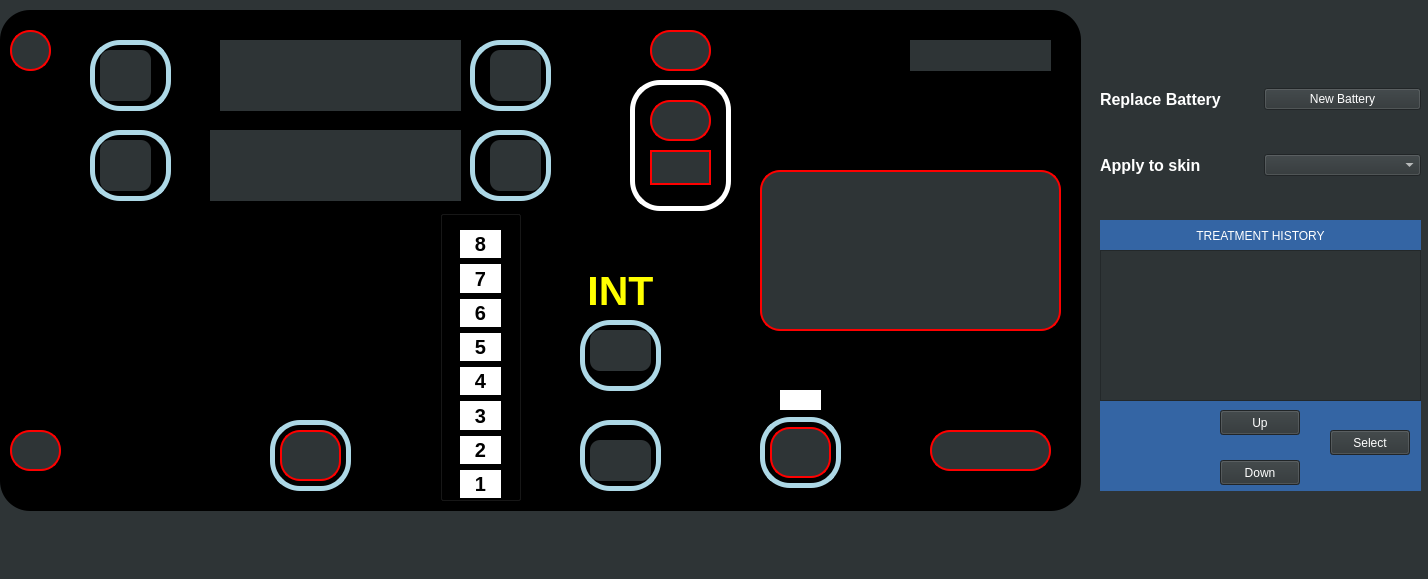
Old version of the form Oasis/mainwindow.ui in the repository AmnElDawla/OasisPro.
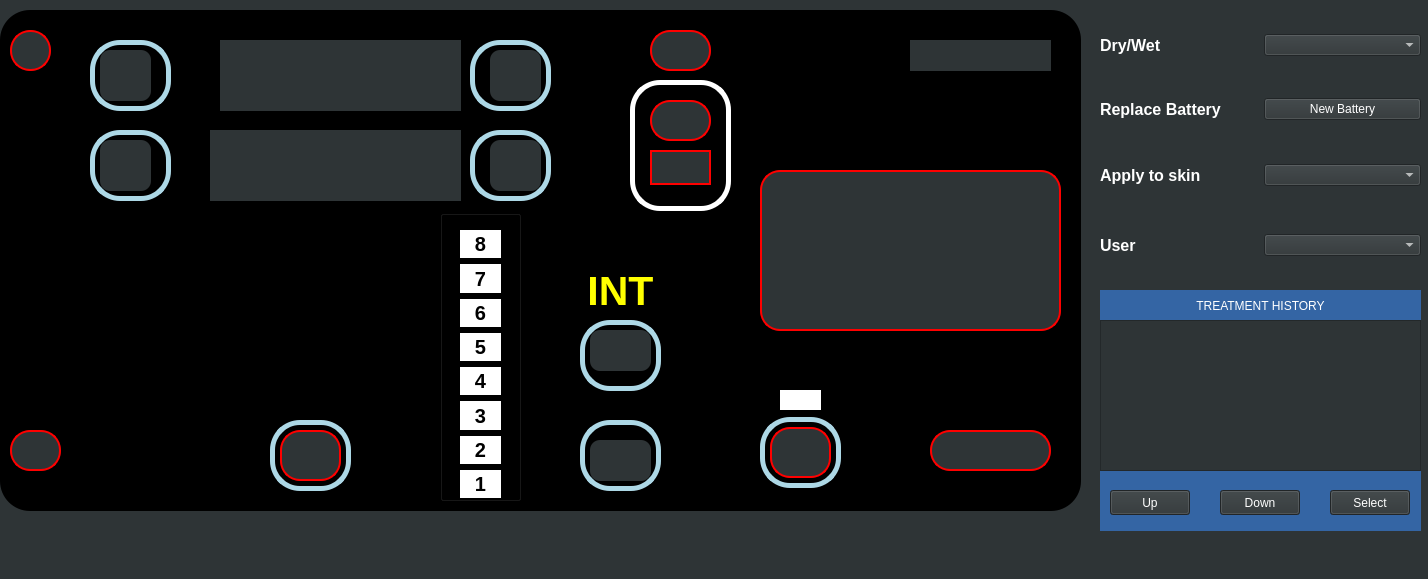
New version of the form. Icons and pictures are not drawn.

Patch:
```diff
--- a/Oasis/mainwindow.ui
+++ b/Oasis/mainwindow.ui
@@ -894,7 +894,7 @@
     <property name="geometry">
      <rect>
       <x>1100</x>
-      <y>140</y>
+      <y>150</y>
       <width>321</width>
       <height>51</height>
      </rect>
@@ -931,7 +931,7 @@
     <property name="geometry">
      <rect>
       <x>1100</x>
-      <y>74</y>
+      <y>84</y>
       <width>321</width>
       <height>51</height>
      </rect>
@@ -978,9 +978,9 @@
     <property name="geometry">
      <rect>
       <x>1100</x>
-      <y>400</y>
+      <y>470</y>
       <width>321</width>
-      <height>91</height>
+      <height>61</height>
      </rect>
     </property>
     <property name="styleSheet">
@@ -998,7 +998,7 @@
     <property name="geometry">
      <rect>
       <x>1100</x>
-      <y>220</y>
+      <y>290</y>
       <width>321</width>
       <height>31</height>
      </rect>
@@ -1018,7 +1018,7 @@
     <property name="geometry">
      <rect>
       <x>1100</x>
-      <y>250</y>
+      <y>320</y>
       <width>321</width>
       <height>151</height>
      </rect>
@@ -1027,8 +1027,8 @@
    <widget class="QPushButton" name="treatmentUpBtn">
     <property name="geometry">
      <rect>
-      <x>1220</x>
-      <y>410</y>
+      <x>1110</x>
+      <y>490</y>
       <width>80</width>
       <height>25</height>
      </rect>
@@ -1049,7 +1049,7 @@
     <property name="geometry">
      <rect>
       <x>1220</x>
-      <y>460</y>
+      <y>490</y>
       <width>80</width>
       <height>25</height>
      </rect>
@@ -1070,7 +1070,7 @@
     <property name="geometry">
      <rect>
       <x>1330</x>
-      <y>430</y>
+      <y>490</y>
       <width>80</width>
       <height>25</height>
      </rect>
@@ -1087,6 +1087,80 @@
      <string>Select</string>
     </property>
    </widget>
+   <widget class="QWidget" name="">
+    <property name="geometry">
+     <rect>
+      <x>1100</x>
+      <y>20</y>
+      <width>321</width>
+      <height>51</height>
+     </rect>
+    </property>
+    <layout class="QHBoxLayout" name="horizontalLayout_3">
+     <item>
+      <widget class="QLabel" name="label">
+       <property name="font">
+        <font>
+         <pointsize>12</pointsize>
+         <weight>75</weight>
+         <bold>true</bold>
+        </font>
+       </property>
+       <property name="styleSheet">
+        <string notr="true">#label{
+background-color: rgb(46, 52, 54);
+font-weight: 600;
+color: white;
+background-repeat: none;
+}</string>
+       </property>
+       <property name="text">
+        <string>Dry/Wet</string>
+       </property>
+      </widget>
+     </item>
+     <item>
+      <widget class="QComboBox" name="listWetOrDry"/>
+     </item>
+    </layout>
+   </widget>
+   <widget class="QWidget" name="">
+    <property name="geometry">
+     <rect>
+      <x>1100</x>
+      <y>220</y>
+      <width>321</width>
+      <height>51</height>
+     </rect>
+    </property>
+    <layout class="QHBoxLayout" name="horizontalLayout_4">
+     <item>
+      <widget class="QLabel" name="label_4">
+       <property name="font">
+        <font>
+         <pointsize>12</pointsize>
+         <weight>75</weight>
+         <bold>true</bold>
+        </font>
+       </property>
+       <property name="styleSheet">
+        <string notr="true">#label_4{
+background-color: rgb(46, 52, 54);
+font-weight: 600;
+color: white;
+background-repeat: none;
+}</string>
+       </property>
+       <property name="text">
+        <string>User</string>
+       </property>
+      </widget>
+     </item>
+     <item>
+      <widget class="QComboBox" name="listOfUsers"/>
+     </item>
+    </layout>
+   </widget>
   </widget>
   <widget class="QMenuBar" name="menubar">
    <property name="geometry">
```
Left out of the diff: 2 changed lines with no effect on the pictures.
